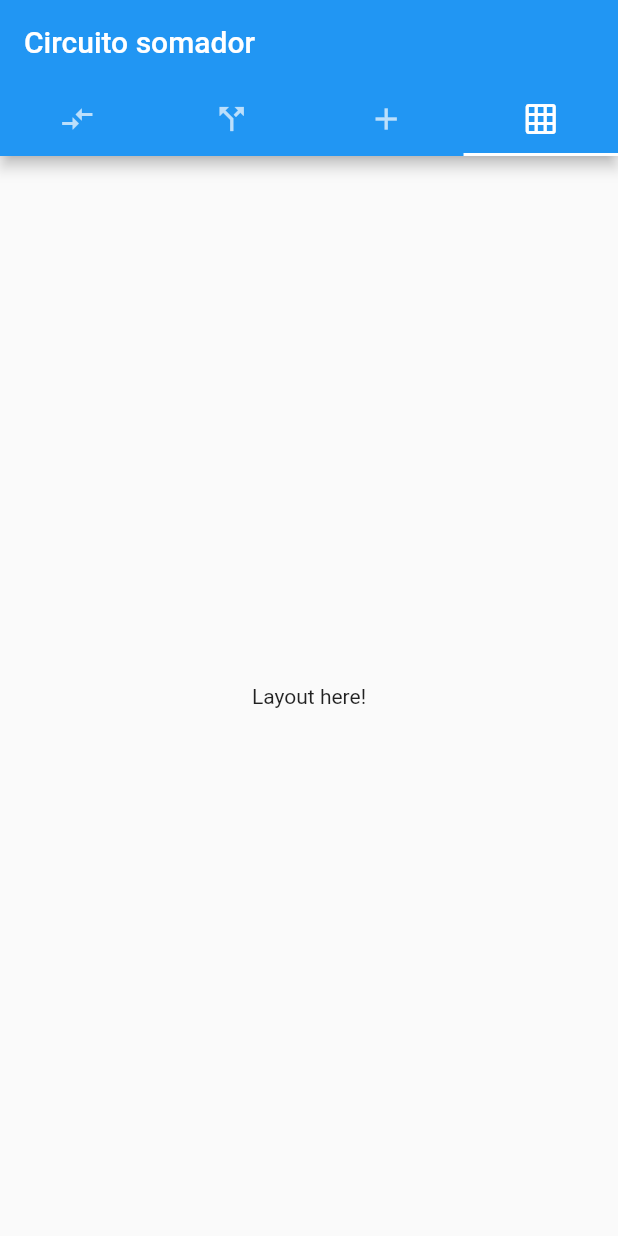
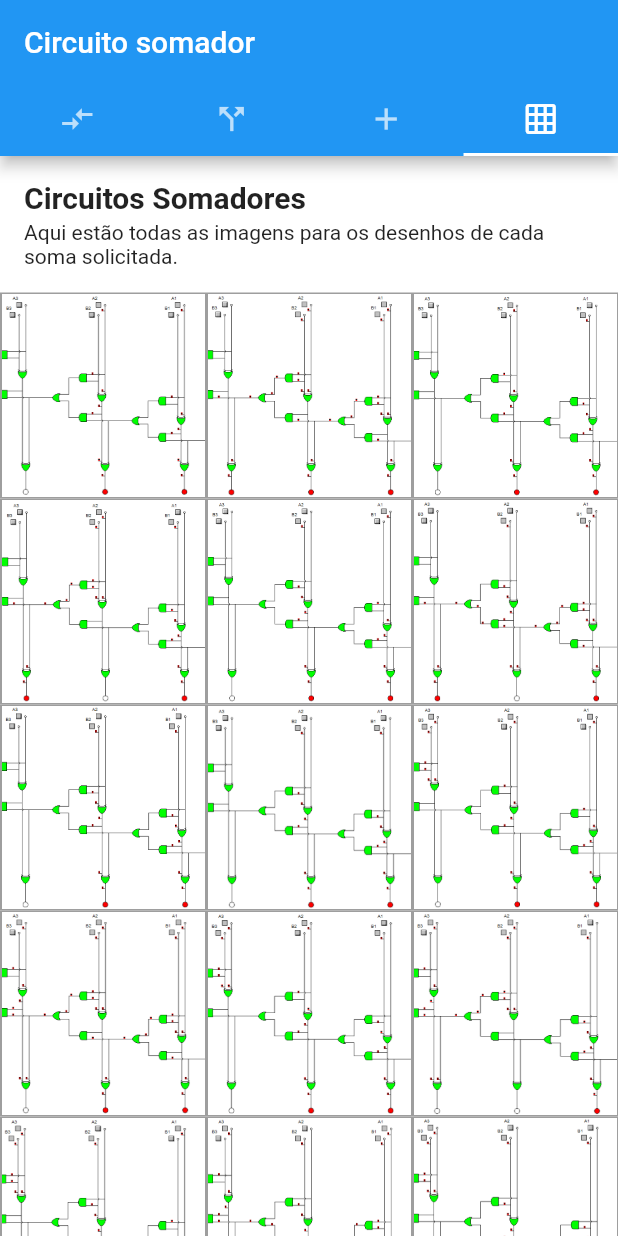
Before and after one commit to luiz-matias/tads-arqsis, a Flutter app: the screen it shows after launch, tab 4 chosen, on a phone screen of 412 x 824 dp. Run offline on Flutter 3.47's test engine with Material 2 defaults, Android fonts, the phone set to English and light mode, and no system bars.

Commit message:
Implemented circuits page and specific circuit image page

```diff
--- a/adder_circuit/lib/pages/circuits_page.dart
+++ b/adder_circuit/lib/pages/circuits_page.dart
@@ -1,11 +1,67 @@
+import 'package:adder_circuit/pages/circuit_image_page.dart';
 import 'package:flutter/material.dart';
 
 class CircuitsPage extends StatelessWidget {
+  final ScrollController controller = ScrollController();
+
   @override
   Widget build(BuildContext context) {
     return Container(
-      child: Center(
-        child: Text("Layout here!"),
+      color: Colors.white,
+      child: ListView(
+        controller: controller,
+        children: <Widget>[
+          Padding(
+            padding: EdgeInsets.fromLTRB(16, 16, 16, 0),
+            child: Text(
+              "Circuitos Somadores",
+              style: TextStyle(fontSize: 20, fontWeight: FontWeight.bold),
+            ),
+          ),
+          Padding(
+            padding: EdgeInsets.fromLTRB(16, 4, 16, 16),
+            child: Text(
+              "Aqui estão todas as imagens para os desenhos de cada soma solicitada.",
+              style: TextStyle(fontSize: 14),
+            ),
+          ),
+          Container(
+            child: GridView.count(
+              controller: controller,
+              shrinkWrap: true,
+              crossAxisCount: 3,
+              children: List.generate(15, (index) {
+                return Container(
+                  decoration: BoxDecoration(color: Colors.grey[500]),
+                  width: MediaQuery.of(context).size.width / 3,
+                  height: MediaQuery.of(context).size.width / 3,
+                  child: Padding(
+                    padding: EdgeInsets.all(1),
+                    child: Hero(
+                      tag: 'image_$index',
+                      child: GestureDetector(
+                        onTap: () {
+                          Navigator.push(
+                            context,
+                            MaterialPageRoute(
+                              builder: (context) => CircuitImagePage(index),
+                            ),
+                          );
+                        },
+                        child: Image.asset(
+                          "assets/images/adder-circuit-image-$index.png",
+                          width: MediaQuery.of(context).size.width / 3,
+                          height: MediaQuery.of(context).size.width / 3,
+                          fit: BoxFit.cover,
+                        ),
+                      ),
+                    ),
+                  ),
+                );
+              }),
+            ),
+          ),
+        ],
       ),
     );
   }
```
Also changed, not shown: adder_circuit/lib/pages/circuit_image_page.dart (added, +24 -0 lines).
